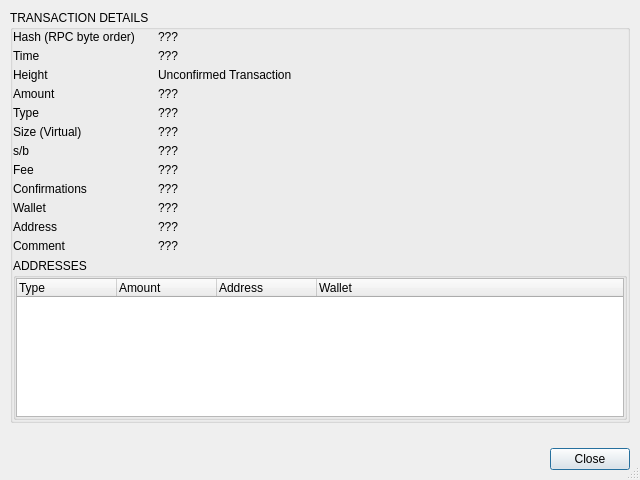
BlockSettle/terminal, file BlockSettleUILib/TransactionDetailDialog.ui: the form before one commit.
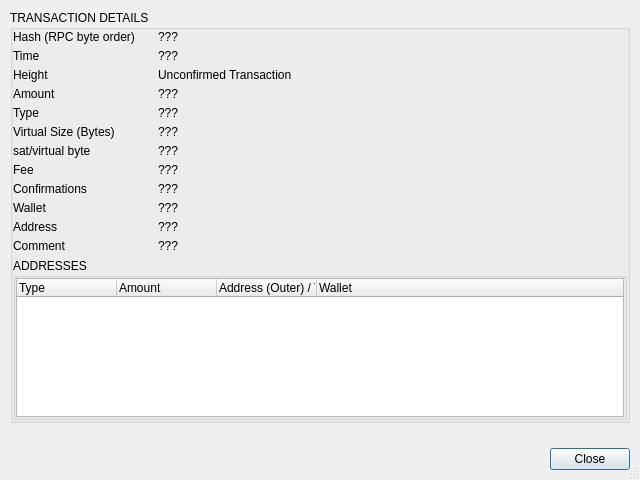
The form after the commit. Custom widgets are drawn as their Qt base class.

Commit message:
Fix up transaction detail dialog
A few details are slightly incorrect or could be expressed more clearly. Perform a fixup.

Patch:
```diff
--- a/BlockSettleUILib/TransactionDetailDialog.ui
+++ b/BlockSettleUILib/TransactionDetailDialog.ui
@@ -278,7 +278,7 @@
            <item row="6" column="0">
             <widget class="QLabel" name="label_11">
              <property name="text">
-              <string>s/b</string>
+              <string>sat/virtual byte</string>
              </property>
             </widget>
            </item>
@@ -329,7 +329,7 @@
               </size>
              </property>
              <property name="text">
-              <string>Size (Virtual)</string>
+              <string>Virtual Size (Bytes)</string>
              </property>
             </widget>
            </item>
@@ -586,7 +586,7 @@
               </column>
               <column>
                <property name="text">
-                <string notr="true">Address</string>
+                <string notr="true">Address (Outer) / TX Hash (Inner)</string>
                </property>
               </column>
               <column>
```
The commit also changes 1 other file.
